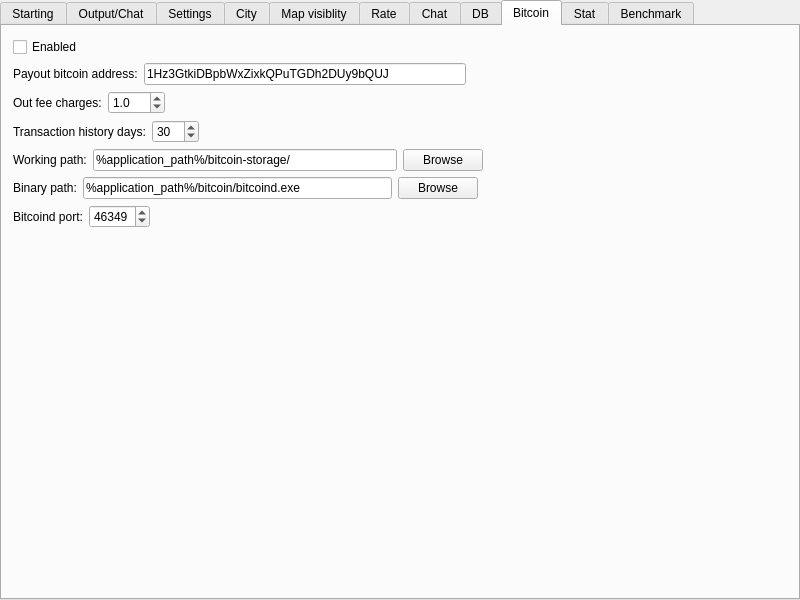
Qt form server/MainWindow.ui (alphaonex86/CatchChallenger) before a commit.
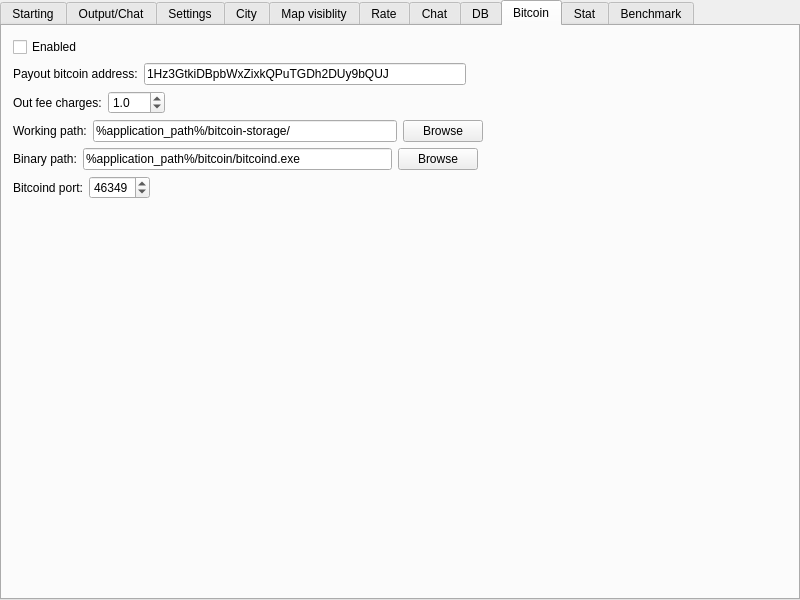
The same form after that commit. Icons and pictures are not drawn.

```diff
--- a/server/MainWindow.ui
+++ b/server/MainWindow.ui
@@ -994,40 +994,6 @@
           </item>
          </layout>
         </item>
-        <item>
-         <layout class="QHBoxLayout" name="horizontalLayout_9">
-          <item>
-           <widget class="QLabel" name="label_27">
-            <property name="text">
-             <string>Transaction history days:</string>
-            </property>
-           </widget>
-          </item>
-          <item>
-           <widget class="QSpinBox" name="bitcoin_history">
-            <property name="maximum">
-             <number>365</number>
-            </property>
-            <property name="value">
-             <number>30</number>
-            </property>
-           </widget>
-          </item>
-          <item>
-           <spacer name="horizontalSpacer_9">
-            <property name="orientation">
-             <enum>Qt::Horizontal</enum>
-            </property>
-            <property name="sizeHint" stdset="0">
-             <size>
-              <width>40</width>
-              <height>20</height>
-             </size>
-            </property>
-           </spacer>
-          </item>
-         </layout>
-        </item>
         <item>
          <layout class="QHBoxLayout" name="horizontalLayout_10">
           <item>
```
